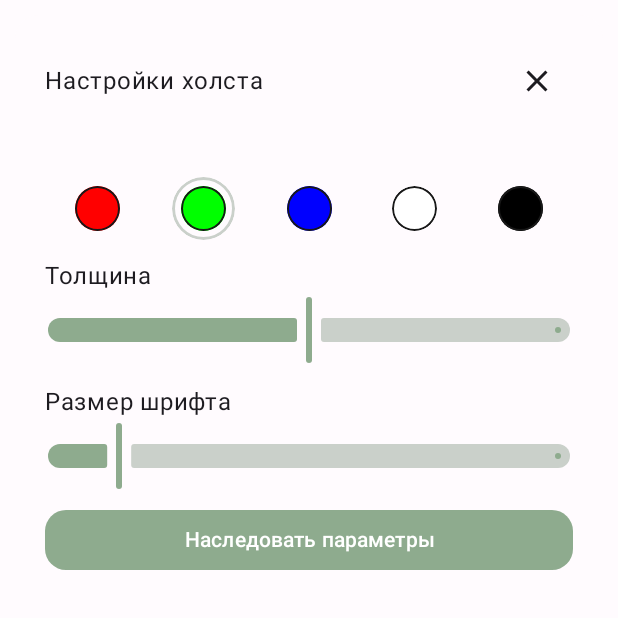
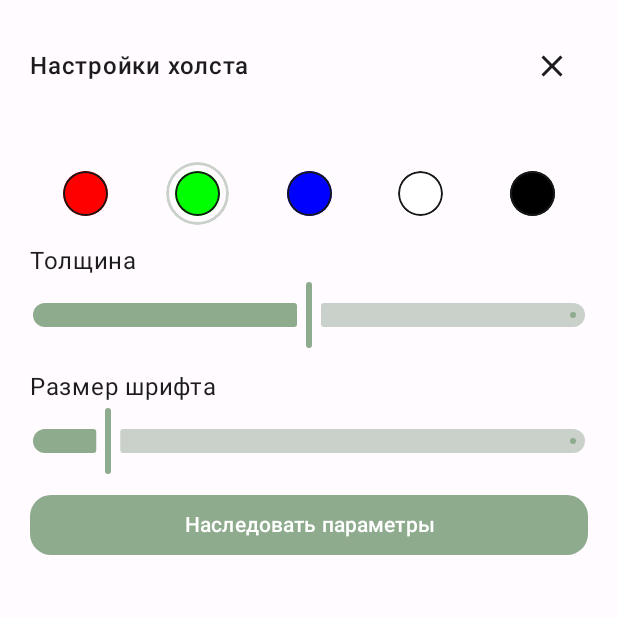
Before and after one commit to painkiller-alt/measure-drawer, an Android app built with Jetpack Compose: the composable CanvasSettings shown on its own in the app's theme, on a phone screen of 412 x 824 dp, the top half of it. Run offline under Robolectric (Android 15) with nearby library versions, the phone set to English and light mode, and no system bars.

Commit message:
релиз

```diff
--- a/app/build.gradle.kts
+++ b/app/build.gradle.kts
@@ -14,8 +14,8 @@ android {
         applicationId = "com.oltrysifp.arrowdrawer"
         minSdk = 28
         targetSdk = 35
-        versionCode = 3
-        versionName = "beta_1.1"
+        versionCode = 4
+        versionName = "1.0.0"
 
         testInstrumentationRunner = "androidx.test.runner.AndroidJUnitRunner"
     }
--- a/app/src/main/java/com/oltrysifp/arrowdrawer/composable/inputs/CanvasSettings.kt
+++ b/app/src/main/java/com/oltrysifp/arrowdrawer/composable/inputs/CanvasSettings.kt
@@ -10,23 +10,22 @@ import androidx.compose.foundation.layout.fillMaxHeight
 import androidx.compose.foundation.layout.fillMaxSize
 import androidx.compose.foundation.layout.fillMaxWidth
 import androidx.compose.foundation.layout.padding
-import androidx.compose.foundation.shape.RoundedCornerShape
 import androidx.compose.material.icons.Icons
 import androidx.compose.material.icons.filled.Close
 import androidx.compose.material3.Icon
 import androidx.compose.material3.IconButton
 import androidx.compose.material3.Text
 import androidx.compose.runtime.Composable
-import androidx.compose.runtime.MutableState
 import androidx.compose.runtime.mutableFloatStateOf
 import androidx.compose.runtime.mutableStateOf
 import androidx.compose.runtime.remember
 import androidx.compose.ui.Alignment
 import androidx.compose.ui.Modifier
-import androidx.compose.ui.draw.clip
 import androidx.compose.ui.input.pointer.pointerInput
+import androidx.compose.ui.text.font.FontWeight
 import androidx.compose.ui.text.style.TextAlign
 import androidx.compose.ui.unit.dp
+import androidx.compose.ui.unit.sp
 import com.oltrysifp.arrowdrawer.composable.VSpacer
 import com.oltrysifp.arrowdrawer.composable.arrowSettings.ColorPicker
 import com.oltrysifp.arrowdrawer.composable.arrowSettings.FontSizePicker
@@ -46,18 +45,13 @@ fun CanvasSettings(
     val thickness = remember { mutableFloatStateOf(canvasSettings.thickness) }
     val fontSize = remember { mutableFloatStateOf(canvasSettings.fontSize) }
 
+
     Box(
-        Modifier
+        modifier = Modifier
             .fillMaxSize()
             .pointerInput(Unit) {
                 detectTapGestures { /* Consumes all taps */ }
             }
-    ) {
-        Box(
-            modifier = Modifier
-                .fillMaxSize()
-                .padding(10.dp)
-                .clip(RoundedCornerShape(16.dp))
             .background(palette.background)
     ) {
         Column(
@@ -72,7 +66,11 @@ fun CanvasSettings(
                     verticalAlignment = Alignment.CenterVertically,
                     modifier = Modifier.fillMaxWidth()
                 ) {
-                        Text("Настройки холста")
+                    Text(
+                        "Настройки холста",
+                        fontWeight = FontWeight.W500,
+                        fontSize = 16.sp
+                    )
 
                     IconButton(
                         onClick = {
@@ -128,4 +126,3 @@ fun CanvasSettings(
         }
     }
 }
-}
--- a/app/src/main/java/com/oltrysifp/arrowdrawer/models/Line.kt
+++ b/app/src/main/java/com/oltrysifp/arrowdrawer/models/Line.kt
@@ -20,7 +20,7 @@ class Line(
     fontSize: Float = 11f,
 
     customCoefficient: Float? = null,
-    customSize: Int? = null,
+    customSize: Float? = null,
     customUnit: String? = null,
 
     val hash: Int = Random.nextInt()
@@ -42,7 +42,7 @@ class Line(
         color: Color = this.color,
         fontSize: Float = this.fontSize,
         customCoefficient: Float? = this.customCoefficient,
-        customSize: Int? = this.customSize,
+        customSize: Float? = this.customSize,
         customUnit: String? = this.customUnit,
         hash: Int = this.hash
     ): Line {
@@ -157,7 +157,7 @@ data class LineDto(
     val color: Int,
     val fontSize: Float,
     val customCoefficient: Float?,
-    val customSize: Int?,
+    val customSize: Float?,
     val customUnit: String?,
     val hash: Int
 )
--- a/app/src/main/java/com/oltrysifp/arrowdrawer/models/LineSettings.kt
+++ b/app/src/main/java/com/oltrysifp/arrowdrawer/models/LineSettings.kt
@@ -2,8 +2,6 @@ package com.oltrysifp.arrowdrawer.models
 
 import androidx.compose.ui.graphics.Color
 import androidx.compose.ui.graphics.toArgb
-import androidx.core.graphics.toColor
-import com.oltrysifp.arrowdrawer.util.log
 import kotlinx.serialization.KSerializer
 import kotlinx.serialization.Serializable
 import kotlinx.serialization.descriptors.PrimitiveKind
@@ -20,7 +18,7 @@ data class LineSettings (
     val fontSize: Float = 11f,
 
     var customCoefficient: Float? = null,
-    var customSize: Int? = null,
+    var customSize: Float? = null,
     var customUnit: String? = null
 )
 
--- a/app/src/main/java/com/oltrysifp/arrowdrawer/repositories/projectRepository.kt
+++ b/app/src/main/java/com/oltrysifp/arrowdrawer/repositories/projectRepository.kt
@@ -8,7 +8,6 @@ import com.oltrysifp.arrowdrawer.models.LineDto
 import com.oltrysifp.arrowdrawer.models.LineSettings
 import com.oltrysifp.arrowdrawer.models.Project
 import com.oltrysifp.arrowdrawer.models.ProjectMeta
-import com.oltrysifp.arrowdrawer.util.log
 import kotlinx.serialization.json.Json
 import java.io.File
 import java.io.FileOutputStream
@@ -56,7 +55,6 @@ class ProjectRepository(context: Context) {
             val metaFile = File(projectDir, "meta.json")
             val text = json.encodeToString(ProjectMeta(project.lastEdit, project.settings))
             metaFile.writeText(text)
-            log(text)
 
             true
         } catch (e: Exception) {
```
Also changed, not shown: app/src/main/java/com/oltrysifp/arrowdrawer/MainActivity.kt (+24 -23 lines), app/src/main/java/com/oltrysifp/arrowdrawer/composable/Toasts.kt (added, +8 -0 lines), app/src/main/java/com/oltrysifp/arrowdrawer/composable/inputs/EditMenu.kt (+39 -18 lines), app/src/main/java/com/oltrysifp/arrowdrawer/composable/onArrow/CentralContent.kt (+2 -15 lines), 2 other files. Lines whose indentation alone changed are shown as unchanged.
